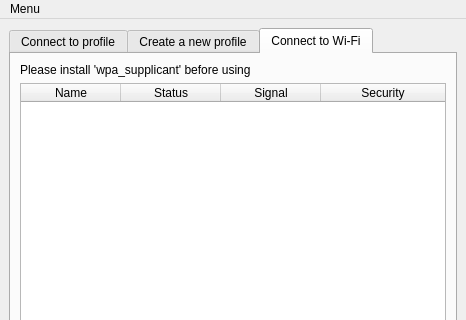
Above: sources/gui/src/mainwindow.ui from arcan1s/netctl-gui before the change; both pictures show x 0 to 466 and y 0 to 320 of the 466 by 542 pixel window. Below: the same form after it.
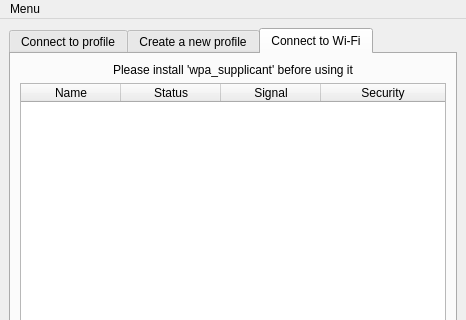
That is the form after the change. The open tabs and pages were chosen to show the change.

```diff
--- a/sources/gui/src/mainwindow.ui
+++ b/sources/gui/src/mainwindow.ui
@@ -146,7 +146,10 @@
         <item>
          <widget class="QLabel" name="label_wifi">
           <property name="text">
-           <string>Please install 'wpa_supplicant' before using</string>
+           <string>Please install 'wpa_supplicant' before using it</string>
+          </property>
+          <property name="alignment">
+           <set>Qt::AlignCenter</set>
           </property>
          </widget>
         </item>
```
